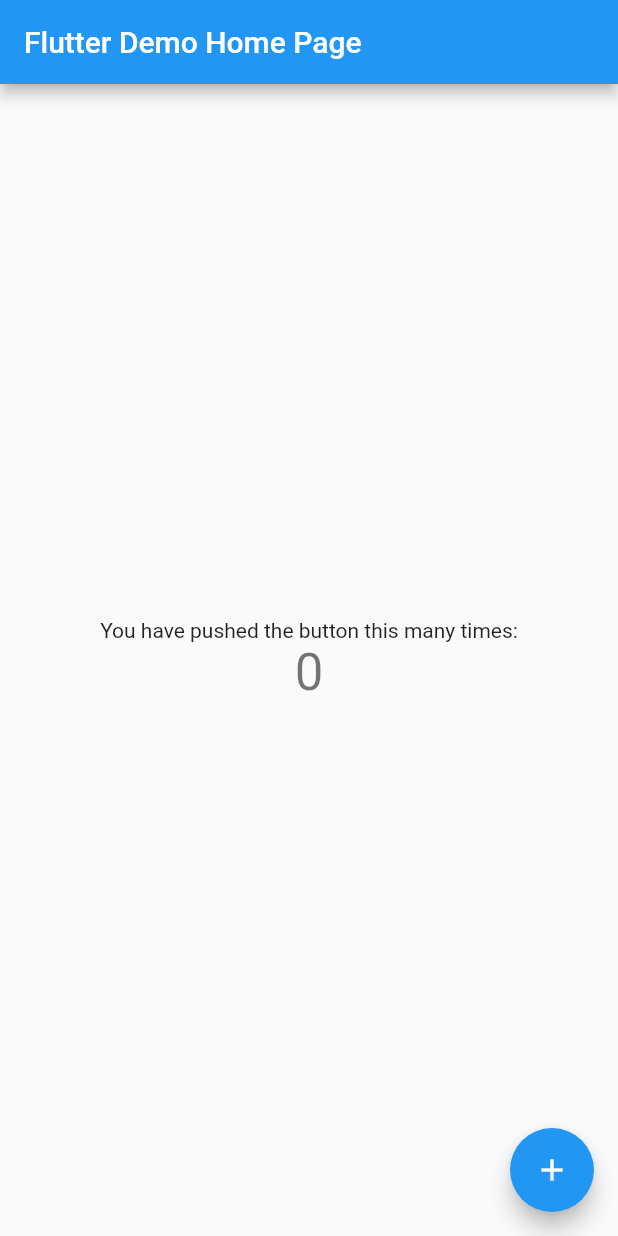
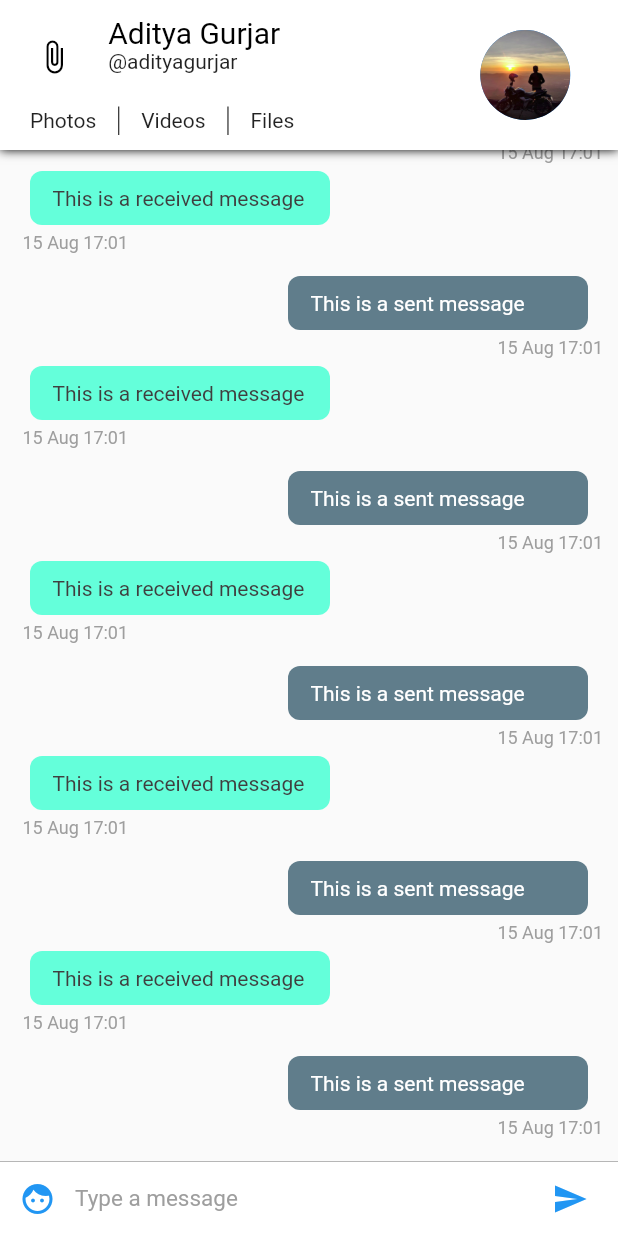
Before and after one commit to hoangtruonguit/go_chat, a Flutter app: the screen it shows after launch, on a phone screen of 412 x 824 dp. Run offline on Flutter 3.47's test engine with Material 2 defaults, Android fonts, the phone set to English and light mode, and no system bars.

Commit message:
add test for conversation page

```diff
--- /dev/null
+++ b/lib/config/Assets.dart
@@ -0,0 +1,3 @@
+class Assets{
+  static String user = 'assets/images/user.png';
+}
--- /dev/null
+++ b/lib/config/Palette.dart
@@ -0,0 +1,15 @@
+import 'package:flutter/material.dart';
+
+// Color palette for the app
+class Palette{
+  static Color primaryColor = Colors.blue;
+  static Color secondaryColor = Colors.black;
+  static Color primaryTextColor = Colors.black;
+  static Color secondaryTextColor = Colors.black87;
+  static Color primaryBackgroundColor = Colors.white;
+  static Color selfMessageBackgroundColor = Colors.blueGrey;
+  static Color otherMessageBackgroundColor = Colors.tealAccent;
+  static Color selfMessageColor = Colors.white;
+  static Color otherMessageColor = Color(0xff3f3f3f);
+  static Color greyColor = Colors.grey;
+}
--- a/lib/main.dart
+++ b/lib/main.dart
@@ -1,111 +1,18 @@
 import 'package:flutter/material.dart';
+import 'pages/ConversationPageList.dart';
 
-void main() => runApp(MyApp());
+void main() => runApp(GoChat());
 
-class MyApp extends StatelessWidget {
+class GoChat extends StatelessWidget {
   // This widget is the root of your application.
   @override
   Widget build(BuildContext context) {
     return MaterialApp(
-      title: 'Flutter Demo',
+      title: 'Go Chat',
       theme: ThemeData(
-        // This is the theme of your application.
-        //
-        // Try running your application with "flutter run". You'll see the
-        // application has a blue toolbar. Then, without quitting the app, try
-        // changing the primarySwatch below to Colors.green and then invoke
-        // "hot reload" (press "r" in the console where you ran "flutter run",
-        // or simply save your changes to "hot reload" in a Flutter IDE).
-        // Notice that the counter didn't reset back to zero; the application
-        // is not restarted.
         primarySwatch: Colors.blue,
       ),
-      home: MyHomePage(title: 'Flutter Demo Home Page'),
+      home: ConversationPageList(),
     );
   }
 }
-
-class MyHomePage extends StatefulWidget {
-  MyHomePage({Key key, this.title}) : super(key: key);
-
-  // This widget is the home page of your application. It is stateful, meaning
-  // that it has a State object (defined below) that contains fields that affect
-  // how it looks.
-
-  // This class is the configuration for the state. It holds the values (in this
-  // case the title) provided by the parent (in this case the App widget) and
-  // used by the build method of the State. Fields in a Widget subclass are
-  // always marked "final".
-
-  final String title;
-
-  @override
-  _MyHomePageState createState() => _MyHomePageState();
-}
-
-class _MyHomePageState extends State<MyHomePage> {
-  int _counter = 0;
-
-  void _incrementCounter() {
-    setState(() {
-      // This call to setState tells the Flutter framework that something has
-      // changed in this State, which causes it to rerun the build method below
-      // so that the display can reflect the updated values. If we changed
-      // _counter without calling setState(), then the build method would not be
-      // called again, and so nothing would appear to happen.
-      _counter++;
-    });
-  }
-
-  @override
-  Widget build(BuildContext context) {
-    // This method is rerun every time setState is called, for instance as done
-    // by the _incrementCounter method above.
-    //
-    // The Flutter framework has been optimized to make rerunning build methods
-    // fast, so that you can just rebuild anything that needs updating rather
-    // than having to individually change instances of widgets.
-    return Scaffold(
-      appBar: AppBar(
-        // Here we take the value from the MyHomePage object that was created by
-        // the App.build method, and use it to set our appbar title.
-        title: Text(widget.title),
-      ),
-      body: Center(
-        // Center is a layout widget. It takes a single child and positions it
-        // in the middle of the parent.
-        child: Column(
-          // Column is also a layout widget. It takes a list of children and
-          // arranges them vertically. By default, it sizes itself to fit its
-          // children horizontally, and tries to be as tall as its parent.
-          //
-          // Invoke "debug painting" (press "p" in the console, choose the
-          // "Toggle Debug Paint" action from the Flutter Inspector in Android
-          // Studio, or the "Toggle Debug Paint" command in Visual Studio Code)
-          // to see the wireframe for each widget.
-          //
-          // Column has various properties to control how it sizes itself and
-          // how it positions its children. Here we use mainAxisAlignment to
-          // center the children vertically; the main axis here is the vertical
-          // axis because Columns are vertical (the cross axis would be
-          // horizontal).
-          mainAxisAlignment: MainAxisAlignment.center,
-          children: <Widget>[
-            Text(
-              'You have pushed the button this many times:',
-            ),
-            Text(
-              '$_counter',
-              style: Theme.of(context).textTheme.display1,
-            ),
-          ],
-        ),
-      ),
-      floatingActionButton: FloatingActionButton(
-        onPressed: _incrementCounter,
-        tooltip: 'Increment',
-        child: Icon(Icons.add),
-      ), // This trailing comma makes auto-formatting nicer for build methods.
-    );
-  }
-}
--- /dev/null
+++ b/lib/pages/ConversationPage.dart
@@ -0,0 +1,31 @@
+import 'package:flutter/material.dart';
+import 'package:go_chat/widgets/ChatAppBar.dart';
+import 'package:go_chat/widgets/ChatListWidget.dart';
+import 'package:go_chat/widgets/InputWidget.dart';
+
+class ConversationPage extends StatefulWidget {
+  @override
+  _ConversationPageState createState() => _ConversationPageState();
+  const ConversationPage();
+
+}
+
+class _ConversationPageState extends State<ConversationPage> {
+
+  @override
+  Widget build(BuildContext context) {
+    return SafeArea(
+      child: Scaffold(
+        appBar: ChatAppBar(),
+        body: Stack(children: <Widget>[
+          Column(
+            children: <Widget>[
+              ChatListWidget(),
+              InputWidget()
+            ],
+          )
+        ],),
+      ),
+    );
+  }
+}
--- /dev/null
+++ b/lib/pages/ConversationPageList.dart
@@ -0,0 +1,26 @@
+import 'package:flutter/material.dart';
+import 'ConversationPage.dart';
+
+class ConversationPageList extends StatefulWidget {
+
+  @override
+  _ConversationPageListState createState() => _ConversationPageListState();
+  const ConversationPageList();
+
+}
+
+class _ConversationPageListState extends State<ConversationPageList> {
+
+  @override
+  Widget build(BuildContext context) {
+    return PageView(
+      children: <Widget>[
+        ConversationPage(),
+        ConversationPage(),
+        ConversationPage()
+      ],
+    );
+
+
+  }
+}
--- /dev/null
+++ b/lib/widgets/ChatAppBar.dart
@@ -0,0 +1,118 @@
+import 'package:flutter/material.dart';
+import 'package:go_chat/config/Assets.dart';
+import 'package:go_chat/config/Palette.dart';
+
+class ChatAppBar extends StatelessWidget implements PreferredSizeWidget {
+  final double height = 100;
+
+  const ChatAppBar();
+
+  @override
+  Widget build(BuildContext context) {
+    var textHeading = TextStyle(
+        color: Palette.primaryTextColor,
+        fontSize: 20); // Text style for the name
+    var textStyle = TextStyle(
+        color: Palette.secondaryTextColor); // Text style for everything else
+
+    return Material(
+        child: Container(
+            decoration: new BoxDecoration(boxShadow: [
+              //adds a shadow to the appbar
+              new BoxShadow(
+                color: Colors.black,
+                blurRadius: 5.0,
+              )
+            ]),
+            child: Container(
+                padding: EdgeInsets.only(top: 10, bottom: 10),
+                color: Palette.primaryBackgroundColor,
+                child: Row(children: <Widget>[
+                  Expanded(
+                    //we're dividing the appbar into 7 : 3 ratio. 7 is for content and 3 is for the display picture.
+                      flex: 7,
+                      child: Center(
+                          child: Column(
+                            mainAxisSize: MainAxisSize.min,
+                            children: <Widget>[
+                              Expanded(
+                                  flex: 7,
+                                  child: Container(
+                                      child: Row(
+                                        crossAxisAlignment: CrossAxisAlignment.start,
+                                        children: <Widget>[
+                                          Expanded(
+                                              flex: 2,
+                                              child: Center(
+                                                  child: IconButton(
+                                                      icon: Icon(
+                                                        Icons.attach_file,
+                                                        color: Palette.secondaryColor,
+                                                      ),
+                                                      onPressed: ()=>{}))),
+                                          Expanded(
+                                              flex: 6,
+                                              child: Container(
+                                                  child: Column(
+                                                    crossAxisAlignment:
+                                                    CrossAxisAlignment.start,
+                                                    mainAxisAlignment:
+                                                    MainAxisAlignment.center,
+                                                    mainAxisSize: MainAxisSize.min,
+                                                    children: <Widget>[
+                                                      Text('Aditya Gurjar',
+                                                          style: textHeading),
+                                                      Text('@adityagurjar',
+                                                          style: textStyle)
+                                                    ],
+                                                  ))),
+                                        ],
+                                      ))),
+                              //second row containing the buttons for media
+                              Expanded(
+                                  flex: 3,
+                                  child: Container(
+                                      padding: EdgeInsets.fromLTRB(20, 5, 5, 0),
+                                      child: Row(
+                                        mainAxisAlignment: MainAxisAlignment.start,
+                                        crossAxisAlignment:
+                                        CrossAxisAlignment.center,
+                                        children: <Widget>[
+                                          Text(
+                                            'Photos',
+                                            style: textStyle,
+                                          ),
+                                          VerticalDivider(
+                                            width: 30,
+                                            color: Palette.primaryTextColor,
+                                          ),
+                                          Text(
+                                            'Videos',
+                                            style: textStyle,
+                                          ),
+                                          VerticalDivider(
+                                            width: 30,
+                                            color: Palette.primaryTextColor,
+                                          ),
+                                          Text('Files', style: textStyle)
+                                        ],
+                                      ))),
+                            ],
+                          ))),
+                  //This is the display picture
+                  Expanded(
+                      flex: 3,
+                      child: Container(
+                          child: Center(
+                              child: CircleAvatar(
+                                radius: 30,
+                                backgroundImage: Image.asset(
+                                  Assets.user,
+                                ).image,
+                              )))),
+                ]))));
+  }
+
+  @override
+  Size get preferredSize => Size.fromHeight(height);
+}
--- /dev/null
+++ b/lib/widgets/ChatItemWidget.dart
@@ -0,0 +1,89 @@
+import 'package:flutter/material.dart';
+import 'package:go_chat/config/Palette.dart';
+import 'package:intl/intl.dart';
+
+class ChatItemWidget extends StatelessWidget{
+  final int index;
+
+  const ChatItemWidget(this.index);
+
+  @override
+  Widget build(BuildContext context) {
+    // TODO: implement build
+    if (index % 2 == 0) {
+      //This is the sent message. We'll later use data from firebase instead of index to determine the message is sent or received.
+      return Container(
+          child: Column(children: <Widget>[
+            Row(
+              children: <Widget>[
+                Container(
+                  child: Text(
+                    'This is a sent message',
+                    style: TextStyle(color: Palette.selfMessageColor),
+                  ),
+                  padding: EdgeInsets.fromLTRB(15.0, 10.0, 15.0, 10.0),
+                  width: 200.0,
+                  decoration: BoxDecoration(
+                      color: Palette.selfMessageBackgroundColor,
+                      borderRadius: BorderRadius.circular(8.0)),
+                  margin: EdgeInsets.only(right: 10.0),
+                )
+              ],
+              mainAxisAlignment:
+              MainAxisAlignment.end, // aligns the chatitem to right end
+            ),
+            Row(
+                mainAxisAlignment: MainAxisAlignment.end,
+                children: <Widget>[
+                  Container(
+                    child: Text(
+                      DateFormat('dd MMM kk:mm')
+                          .format(DateTime.fromMillisecondsSinceEpoch(1565888474278)),
+                      style: TextStyle(
+                          color: Palette.greyColor,
+                          fontSize: 12.0,
+                          fontStyle: FontStyle.normal),
+                    ),
+                    margin: EdgeInsets.only(left: 5.0, top: 5.0, bottom: 5.0),
+                  )])
+          ]));
+    } else {
+      // This is a received message
+      return Container(
+        child: Column(
+          children: <Widget>[
+            Row(
+              children: <Widget>[
+                Container(
+                  child: Text(
+                    'This is a received message',
+                    style: TextStyle(color: Palette.otherMessageColor),
+                  ),
+                  padding: EdgeInsets.fromLTRB(15.0, 10.0, 15.0, 10.0),
+                  width: 200.0,
+                  decoration: BoxDecoration(
+                      color: Palette.otherMessageBackgroundColor,
+                      borderRadius: BorderRadius.circular(8.0)),
+                  margin: EdgeInsets.only(left: 10.0),
+                )
+              ],
+            ),
+            Container(
+              child: Text(
+                DateFormat('dd MMM kk:mm')
+                    .format(DateTime.fromMillisecondsSinceEpoch(1565888474278)),
+                style: TextStyle(
+                    color: Palette.greyColor,
+                    fontSize: 12.0,
+                    fontStyle: FontStyle.normal),
+              ),
+              margin: EdgeInsets.only(left: 5.0, top: 5.0, bottom: 5.0),
+            )
+          ],
+          crossAxisAlignment: CrossAxisAlignment.start,
+        ),
+        margin: EdgeInsets.only(bottom: 10.0),
+      );
+    }  }
+
+}
--- /dev/null
+++ b/lib/widgets/ChatListWidget.dart
@@ -0,0 +1,21 @@
+
+import 'package:flutter/material.dart';
+
+import 'ChatItemWidget.dart';
+
+
+class ChatListWidget extends StatelessWidget{
+  final ScrollController listScrollController = new ScrollController();
+  @override
+  Widget build(BuildContext context) {
+    // TODO: implement build
+    return Flexible(
+        child: ListView.builder(
+          padding: EdgeInsets.all(10.0),
+          itemBuilder: (context, index) => ChatItemWidget(index),
+          itemCount: 20,
+          reverse: true,
+          controller: listScrollController,
+        ));
+  }
+}
--- /dev/null
+++ b/lib/widgets/InputWidget.dart
@@ -0,0 +1,64 @@
+import 'package:flutter/material.dart';
+import 'package:go_chat/config/Palette.dart';
+
+class InputWidget extends StatelessWidget {
+
+  final TextEditingController textEditingController = TextEditingController();
+
+
+  InputWidget();
+
+  @override
+  Widget build(BuildContext context) {
+    return Container(
+      child: Row(
+        children: <Widget>[
+          Material(
+            child: new Container(
+              margin: new EdgeInsets.symmetric(horizontal: 1.0),
+              child: new IconButton(
+                icon: new Icon(Icons.face),
+                color: Palette.primaryColor,
+                onPressed: ()=>{},
+              ),
+            ),
+            color: Colors.white,
+          ),
+
+          // Text input
+          Flexible(
+            child: Container(
+              child: TextField(
+                style: TextStyle(color: Palette.primaryTextColor, fontSize: 15.0),
+                controller: textEditingController,
+                decoration: InputDecoration.collapsed(
+                  hintText: 'Type a message',
+                  hintStyle: TextStyle(color: Palette.greyColor),
+                ),
+              ),
+            ),
+          ),
+
+          // Send Message Button
+          Material(
+            child: new Container(
+              margin: new EdgeInsets.symmetric(horizontal: 8.0),
+              child: new IconButton(
+                icon: new Icon(Icons.send),
+                onPressed: () => {},
+                color: Palette.primaryColor,
+              ),
+            ),
+            color: Colors.white,
+          ),
+        ],
+      ),
+      width: double.infinity,
+      height: 50.0,
+      decoration: new BoxDecoration(
+          border: new Border(
+              top: new BorderSide(color: Palette.greyColor, width: 0.5)),
+          color: Colors.white),
+    );
+  }
+}
--- /dev/null
+++ b/lib/widgets/main_test.dart
@@ -0,0 +1,13 @@
+import 'package:flutter_test/flutter_test.dart';
+import 'package:go_chat/main.dart';
+import 'package:go_chat/pages/ConversationPageList.dart';
+
+void main() {
+  testWidgets('Main UI Test', (WidgetTester tester) async {
+    // Build our app and trigger a frame.
+    await tester.pumpWidget(GoChat());
+
+    expect(find.byType(ConversationPageList),findsOneWidget);
+
+  });
+}
--- a/pubspec.yaml
+++ b/pubspec.yaml
@@ -23,6 +23,7 @@ dependencies:
   # The following adds the Cupertino Icons font to your application.
   # Use with the CupertinoIcons class for iOS style icons.
   cupertino_icons: ^0.1.2
+  intl: ^0.15.7
 
 dev_dependencies:
   flutter_test:
@@ -44,6 +45,8 @@ flutter:
   # assets:
   #  - images/a_dot_burr.jpeg
   #  - images/a_dot_ham.jpeg
+  assets:
+    - assets/images/
 
   # An image asset can refer to one or more resolution-specific "variants", see
   # https://flutter.dev/assets-and-images/#resolution-aware.
```
Also changed, not shown: assets/images/user.png (added), pubspec.lock, 7 other files.
